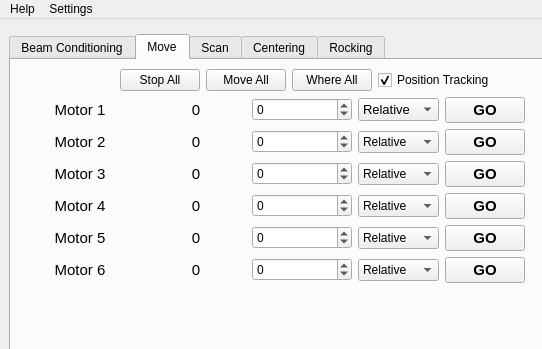
ayuzer/HXMA_Python_Gui, file main_controller/windows/main_window.ui: the form before one commit; both pictures show x 0 to 542 and y 0 to 349 of the 869 by 815 pixel window.
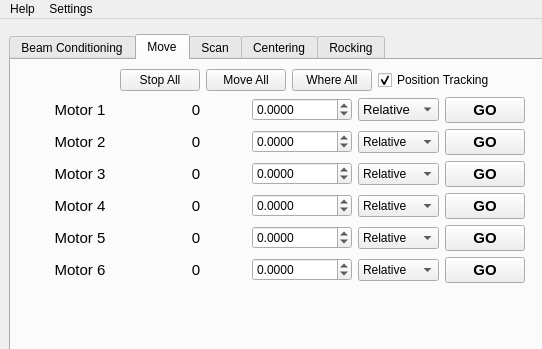
The form after the commit. The open tabs and pages were chosen to show the change.

Diff of the .ui file:
```diff
--- a/main_controller/windows/main_window.ui
+++ b/main_controller/windows/main_window.ui
@@ -2315,7 +2315,7 @@
                  </size>
                 </property>
                 <property name="decimals">
-                 <number>0</number>
+                 <number>4</number>
                 </property>
                 <property name="minimum">
                  <double>-1000.000000000000000</double>
@@ -2490,7 +2490,7 @@
               <item row="2" column="2">
                <widget class="QDoubleSpinBox" name="doubleSpinBox_motor_3_moveto">
                 <property name="decimals">
-                 <number>0</number>
+                 <number>4</number>
                 </property>
                 <property name="minimum">
                  <double>-1000.000000000000000</double>
@@ -2503,7 +2503,7 @@
               <item row="3" column="2">
                <widget class="QDoubleSpinBox" name="doubleSpinBox_motor_4_moveto">
                 <property name="decimals">
-                 <number>0</number>
+                 <number>4</number>
                 </property>
                 <property name="minimum">
                  <double>-1000.000000000000000</double>
@@ -2516,7 +2516,7 @@
               <item row="4" column="2">
                <widget class="QDoubleSpinBox" name="doubleSpinBox_motor_5_moveto">
                 <property name="decimals">
-                 <number>0</number>
+                 <number>4</number>
                 </property>
                 <property name="minimum">
                  <double>-1000.000000000000000</double>
@@ -2529,7 +2529,7 @@
               <item row="5" column="2">
                <widget class="QDoubleSpinBox" name="doubleSpinBox_motor_6_moveto">
                 <property name="decimals">
-                 <number>0</number>
+                 <number>4</number>
                 </property>
                 <property name="minimum">
                  <double>-1000.000000000000000</double>
@@ -2679,7 +2679,7 @@
                  </size>
                 </property>
                 <property name="decimals">
-                 <number>0</number>
+                 <number>4</number>
                 </property>
                 <property name="minimum">
                  <double>-1000.000000000000000</double>
```
Left out of the diff: 2 changed lines with no effect on the pictures.
